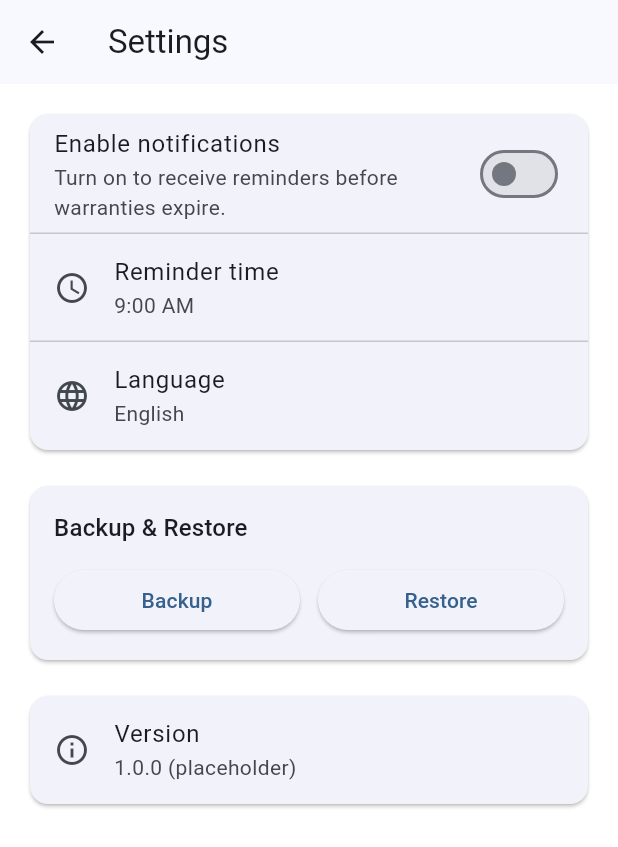
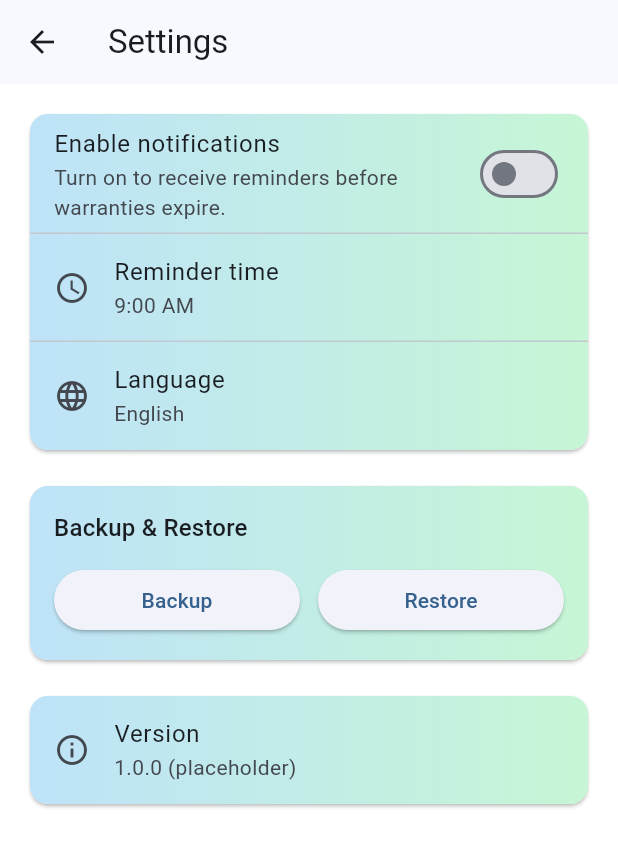
Before and after one commit to k4d7h8-cyber/devicenote, a Flutter app: the SettingsPage screen opened by its route, on a phone screen of 412 x 824 dp. Shown: the top 847 px of the screen. Run offline on Flutter 3.47's test engine with Material 3 defaults, Android fonts, the phone set to English and light mode, and no system bars; our stand-ins replace camera, file_picker, flutter_local_notifications, flutter_riverpod, flutter_timezone, go_router and 7 more; missing offline and left inert: google_mlkit_barcode_scanning, google_mlkit_text_recognition, window_manager; accounts and stored records are empty.

Commit message:
설정화면 색 변경

```diff
--- a/lib/features/device/device_detail_page.dart
+++ b/lib/features/device/device_detail_page.dart
@@ -468,7 +468,11 @@ class _InfoCard extends StatelessWidget {
 
               child: Row(
                 children: [
-                  Icon(icon, color: iconColor),
+                  Icon(
+                    icon,
+                    color: iconColor,
+                    size: _menuItemExtent * 0.5,
+                  ),
 
                   const SizedBox(width: 12),
 
--- a/lib/features/settings/settings_page.dart
+++ b/lib/features/settings/settings_page.dart
@@ -178,10 +178,20 @@ class SettingsPage extends riverpod.ConsumerWidget {
             SizedBox(
               width: sectionWidth,
               child: Card(
+                clipBehavior: Clip.antiAlias,
                 child: Column(
                   mainAxisSize: MainAxisSize.min,
                   children: [
-                    SwitchListTile(
+                    Container(
+                      decoration: const BoxDecoration(
+                        gradient: LinearGradient(
+                          colors: [
+                            Color(0xFFBEE3F8),
+                            Color(0xFFC6F6D5),
+                          ],
+                        ),
+                      ),
+                      child: SwitchListTile(
                         title: Text(l10n.settingsNotificationsToggleTitle),
                         subtitle: Text(
                           notifications.notificationsEnabled
@@ -199,8 +209,18 @@ class SettingsPage extends riverpod.ConsumerWidget {
                           horizontal: 16,
                         ),
                       ),
+                    ),
                     const Divider(height: 0),
-                    ListTile(
+                    Container(
+                      decoration: const BoxDecoration(
+                        gradient: LinearGradient(
+                          colors: [
+                            Color(0xFFBEE3F8),
+                            Color(0xFFC6F6D5),
+                          ],
+                        ),
+                      ),
+                      child: ListTile(
                         leading: const Icon(Icons.schedule),
                         title: Text(l10n.settingsReminderTimeLabel),
                         subtitle: Text(timeLabel),
@@ -220,12 +240,23 @@ class SettingsPage extends riverpod.ConsumerWidget {
                           }
                         },
                       ),
+                    ),
                     const Divider(height: 0),
-                    ListTile(
+                    Container(
+                      decoration: const BoxDecoration(
+                        gradient: LinearGradient(
+                          colors: [
+                            Color(0xFFBEE3F8),
+                            Color(0xFFC6F6D5),
+                          ],
+                        ),
+                      ),
+                      child: ListTile(
                         leading: const Icon(Icons.language),
                         title: Text(l10n.settingsLanguageTitle),
                         subtitle: Text(languageLabel),
                         onTap: () => _showLanguageDialog(context, ref),
+                      ),
                     ),
                   ],
                 ),
@@ -234,7 +265,16 @@ class SettingsPage extends riverpod.ConsumerWidget {
             SizedBox(
               width: sectionWidth,
               child: Card(
-                child: Padding(
+                clipBehavior: Clip.antiAlias,
+                child: Container(
+                  decoration: const BoxDecoration(
+                    gradient: LinearGradient(
+                      colors: [
+                        Color(0xFFBEE3F8),
+                        Color(0xFFC6F6D5),
+                      ],
+                    ),
+                  ),
                   padding: const EdgeInsets.all(16),
                   child: Column(
                       crossAxisAlignment: CrossAxisAlignment.stretch,
@@ -269,11 +309,22 @@ class SettingsPage extends riverpod.ConsumerWidget {
             SizedBox(
               width: fullWidth,
               child: Card(
+                clipBehavior: Clip.antiAlias,
+                child: Container(
+                  decoration: const BoxDecoration(
+                    gradient: LinearGradient(
+                      colors: [
+                        Color(0xFFBEE3F8),
+                        Color(0xFFC6F6D5),
+                      ],
+                    ),
+                  ),
                   child: ListTile(
                     leading: const Icon(Icons.info_outline),
                     title: Text(l10n.commonVersion),
                     subtitle: Text(
                       l10n.settingsVersionValue(l10n.settingsVersionPlaceholder),
+                    ),
                   ),
               ),
             ),
```
Lines whose indentation alone changed are shown as unchanged.
